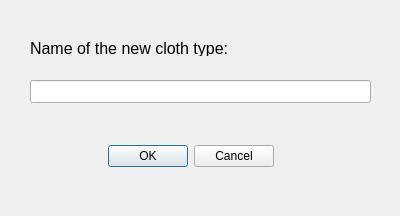
Above: addclothtype.ui from MijersOne/CyberDom-Qt before the change. Below: the same form after it.
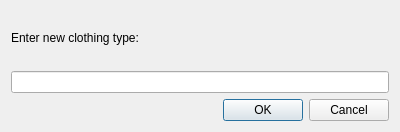
That is the form after the change.

Diff of the .ui file:
```diff
--- a/addclothtype.ui
+++ b/addclothtype.ui
@@ -7,59 +7,34 @@
     <x>0</x>
     <y>0</y>
     <width>400</width>
-    <height>216</height>
+    <height>132</height>
    </rect>
   </property>
   <property name="windowTitle">
    <string>Add Cloth Type</string>
   </property>
-  <widget class="QDialogButtonBox" name="buttonBox">
-   <property name="geometry">
-    <rect>
-     <x>20</x>
-     <y>140</y>
-     <width>341</width>
-     <height>32</height>
-    </rect>
-   </property>
-   <property name="orientation">
-    <enum>Qt::Orientation::Horizontal</enum>
-   </property>
-   <property name="standardButtons">
-    <set>QDialogButtonBox::StandardButton::Cancel|QDialogButtonBox::StandardButton::Ok</set>
-   </property>
-   <property name="centerButtons">
-    <bool>true</bool>
-   </property>
-  </widget>
-  <widget class="QLabel" name="lbl_ClothInstructions">
-   <property name="geometry">
-    <rect>
-     <x>30</x>
-     <y>40</y>
-     <width>211</width>
-     <height>16</height>
-    </rect>
-   </property>
-   <property name="font">
-    <font>
-     <pointsize>12</pointsize>
-    </font>
-   </property>
-   <property name="text">
-    <string>Name of the new cloth type:</string>
-   </property>
-  </widget>
-  <widget class="QLineEdit" name="le_ClothType">
-   <property name="geometry">
-    <rect>
-     <x>30</x>
-     <y>80</y>
-     <width>341</width>
-     <height>23</height>
-    </rect>
-   </property>
-  </widget>
+  <layout class="QVBoxLayout" name="verticalLayout">
+   <item>
+    <widget class="QLabel" name="label">
+     <property name="text">
+      <string>Enter new clothing type:</string>
+     </property>
+    </widget>
+   </item>
+   <item>
+    <widget class="QLineEdit" name="lineEdit"/>
+   </item>
+   <item>
+    <widget class="QDialogButtonBox" name="buttonBox">
+     <property name="orientation">
+      <enum>Qt::Horizontal</enum>
+     </property>
+     <property name="standardButtons">
+      <set>QDialogButtonBox::Cancel|QDialogButtonBox::Ok</set>
+     </property>
+    </widget>
+   </item>
+  </layout>
  </widget>
  <resources/>
  <connections>
```
Left out of the diff: 37 changed lines with no effect on the pictures.
